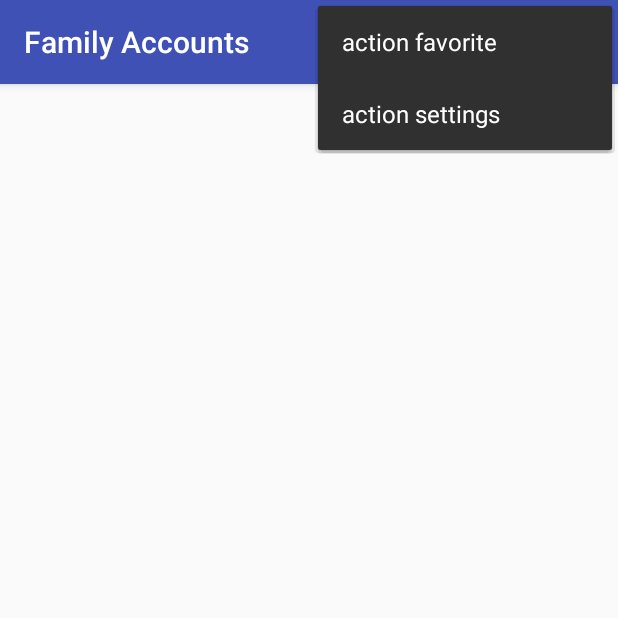
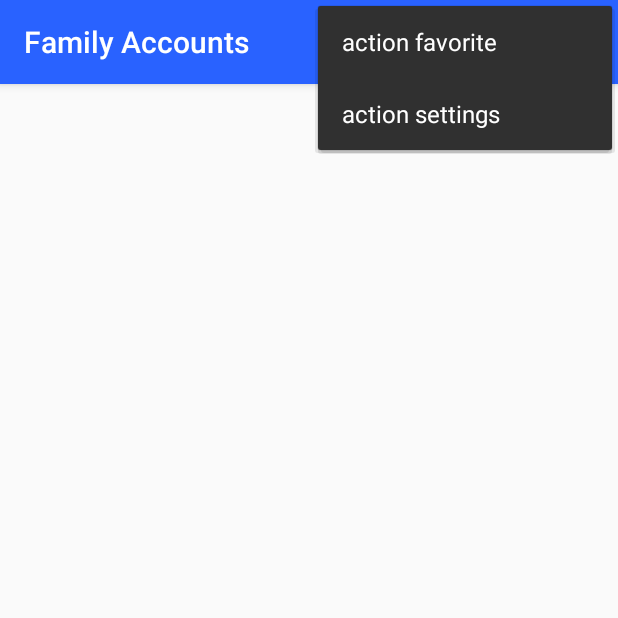
Before and after one commit to VictoriaWeaver/Senior-Project-App, an Android app: the FamilyAccountsActivity screen opened directly, with no data from a screen before it, with the options menu open, on a phone screen of 412 x 824 dp, the top half of it. Run offline under Robolectric (Android 15) with nearby library versions, the phone set to English and light mode, and no system bars.

Commit message:
Change color scheme

```diff
--- a/SmartSecuritySystem/app/src/main/res/values/colors.xml
+++ b/SmartSecuritySystem/app/src/main/res/values/colors.xml
@@ -1,6 +1,7 @@
 <?xml version="1.0" encoding="utf-8"?>
 <resources>
-    <color name="colorPrimary">#3F51B5</color>
-    <color name="colorPrimaryDark">#303F9F</color>
+    <color name="colorPrimary">#2962FF</color>
+    <color name="colorPrimaryDark">#0039cb</color>
     <color name="colorAccent">#FF4081</color>
+    <color name="colorPrimaryLight">#768FFF</color>
 </resources>
```
